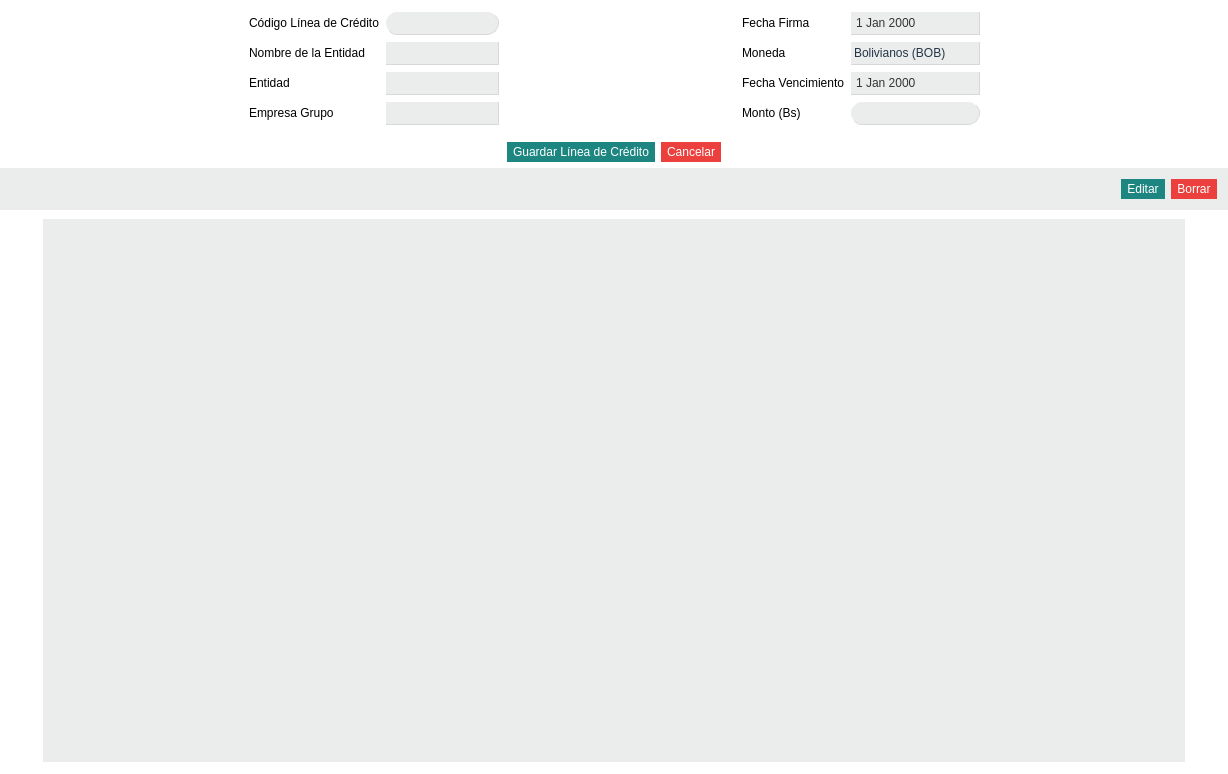
Qt form Finanzas/LineaDeCredito.ui (altitude-solutions/Finanzas) before a commit.
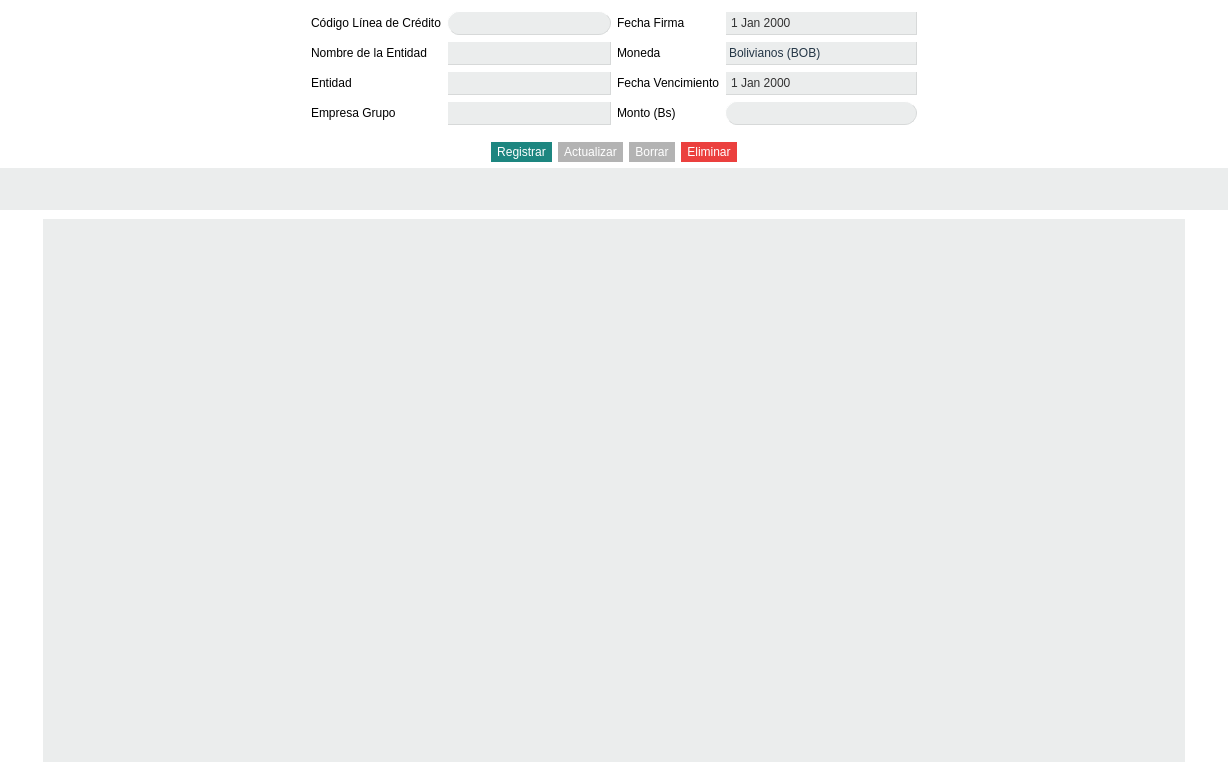
The same form after that commit. Icons and pictures are not drawn.

Commit message: planes de pago and lineas de credito bug fixes

What changed in the file:
```diff
--- a/Finanzas/LineaDeCredito.ui
+++ b/Finanzas/LineaDeCredito.ui
@@ -251,19 +251,6 @@
         </item>
        </layout>
       </item>
-      <item>
-       <spacer name="horizontalSpacer_2">
-        <property name="orientation">
-         <enum>Qt::Horizontal</enum>
-        </property>
-        <property name="sizeHint" stdset="0">
-         <size>
-          <width>40</width>
-          <height>20</height>
-         </size>
-        </property>
-       </spacer>
-      </item>
       <item>
        <layout class="QFormLayout" name="formLayout_2">
         <item row="0" column="0">
@@ -719,7 +706,35 @@
 }</string>
        </property>
        <property name="text">
-        <string>Guardar Línea de Crédito</string>
+        <string>Registrar</string>
+       </property>
+      </widget>
+     </item>
+     <item>
+      <widget class="QPushButton" name="editButton">
+       <property name="cursor">
+        <cursorShape>PointingHandCursor</cursorShape>
+       </property>
+       <property name="styleSheet">
+        <string notr="true">QPushButton {
+	background-color: #B3B3B3;
+	border-style: outset;
+	border-radius: 12px;
+	font: 12pt &quot;MS Shell Dlg 2&quot;;
+	color: white;
+	min-width: 7em;
+	max-width:7em;
+	padding: 3px  6px 3px 6px;
+}
+
+QPushButton::focus,
+QPushButton::hover {
+	background-color: #a7a7a7;
+	border-color: #ededef;
+}</string>
+       </property>
+       <property name="text">
+        <string>Actualizar</string>
        </property>
       </widget>
      </item>
@@ -730,6 +745,34 @@
        </property>
        <property name="styleSheet">
         <string notr="true">QPushButton {
+	background-color: #B3B3B3;
+	border-style: outset;
+	border-radius: 12px;
+	font: 12pt &quot;MS Shell Dlg 2&quot;;
+	color: white;
+	min-width: 7em;
+	max-width:7em;
+	padding: 3px  6px 3px 6px;
+}
+
+QPushButton::focus,
+QPushButton::hover {
+	background-color: #a7a7a7;
+	border-color: #ededef;
+}</string>
+       </property>
+       <property name="text">
+        <string>Borrar</string>
+       </property>
+      </widget>
+     </item>
+     <item>
+      <widget class="QPushButton" name="deleteButton">
+       <property name="cursor">
+        <cursorShape>PointingHandCursor</cursorShape>
+       </property>
+       <property name="styleSheet">
+        <string notr="true">QPushButton {
 	background-color: #EB403E;
 	border-style: outset;
 	border-radius: 12px;
@@ -747,7 +790,7 @@
 }</string>
        </property>
        <property name="text">
-        <string>Cancelar</string>
+        <string>Eliminar</string>
        </property>
       </widget>
      </item>
@@ -785,64 +828,6 @@
         </property>
        </spacer>
       </item>
-      <item>
-       <widget class="QPushButton" name="editButton">
-        <property name="cursor">
-         <cursorShape>PointingHandCursor</cursorShape>
-        </property>
-        <property name="styleSheet">
-         <string notr="true">QPushButton {
-	background-color: #1D8680;
-	border-style: outset;
-	border-radius: 12px;
-	font: 12pt &quot;MS Shell Dlg 2&quot;;
-	color: white;
-	min-width: 7em;
-	max-width:7em;
-	padding: 3px  6px 3px 6px;
-}
-
-QPushButton::focus,
-QPushButton::hover {
-	background-color: #109491;
-	border-color: #ededef;
-}</string>
-        </property>
-        <property name="text">
-         <string>Editar</string>
-        </property>
-       </widget>
-      </item>
-      <item>
-       <widget class="QPushButton" name="deleteButton">
-        <property name="cursor">
-         <cursorShape>PointingHandCursor</cursorShape>
-        </property>
-        <property name="styleSheet">
-         <string notr="true">QPushButton {
-	background-color: #EB403E;
-	border-style: outset;
-	border-radius: 12px;
-	font: 12pt &quot;MS Shell Dlg 2&quot;;
-	color: white;
-	min-width: 7em;
-	max-width:7em;
-	padding: 3px  6px 3px 6px;
-	margin-right: 1em;
-}
-
-QPushButton::focus,
-QPushButton::hover {
-	background-color: #EB553E;
-	border-color: #EB403E;
-	margin-right: 1em;
-}</string>
-        </property>
-        <property name="text">
-         <string>Borrar</string>
-        </property>
-       </widget>
-      </item>
      </layout>
     </widget>
    </item>
```
The commit also changes 6 other files.
